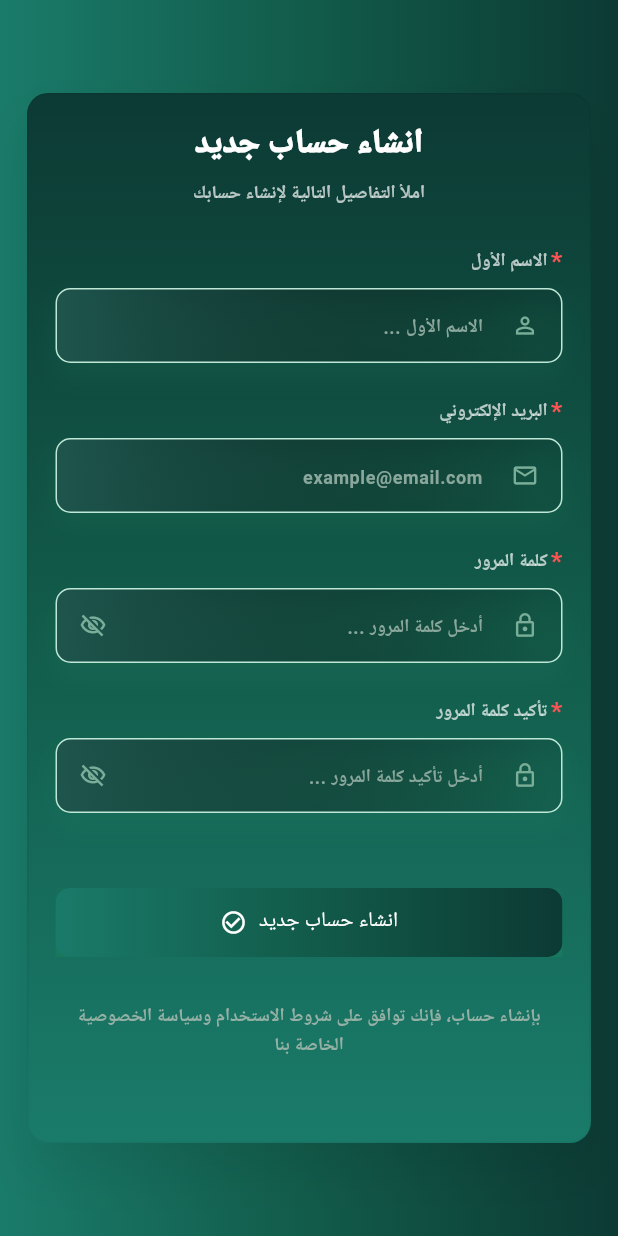
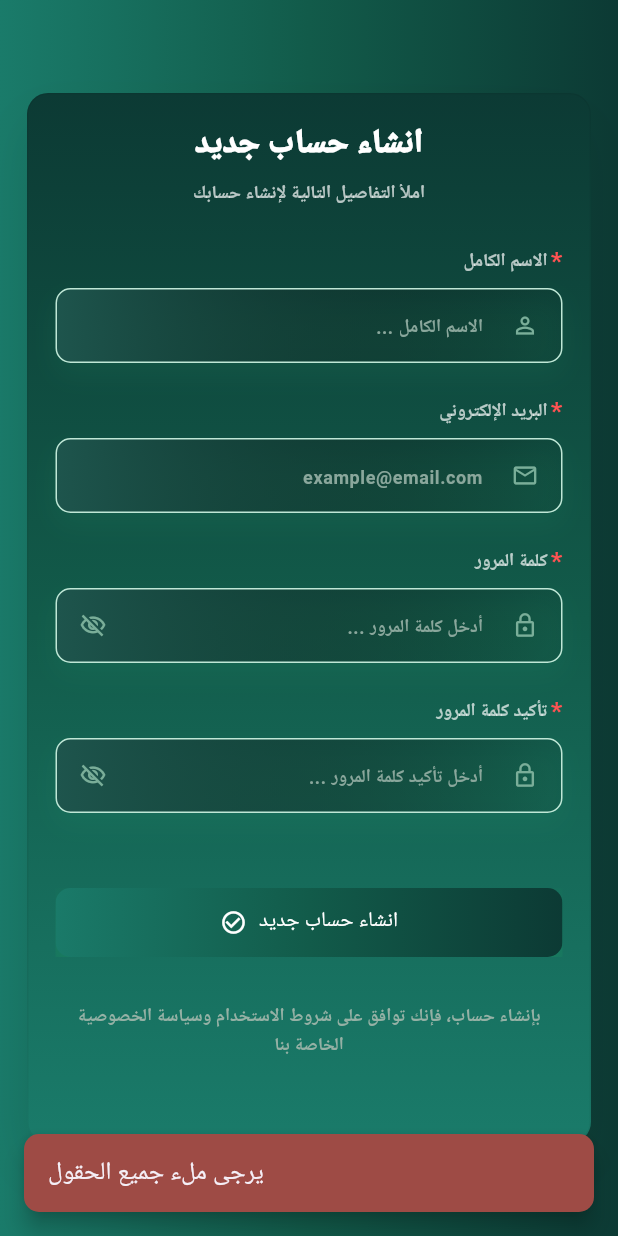
Before and after one commit to MSahyouni/meet-asr, a Flutter app: the CreateAccountScreen screen opened by its route, after a tap on "انشاء حساب جديد", on a phone screen of 412 x 824 dp. Run offline on Flutter 3.47's test engine with Material 3 defaults, Android fonts, the light colour scheme and no system bars; our stand-ins replace animated_splash_screen, audioplayers, file_picker, gap, go_router, open_file; missing offline and left inert: record, voice_note_kit.

Commit message:
update create_ account page changed first_name filed to full name

```diff
--- a/nabra/lib/screens/create_account.dart
+++ b/nabra/lib/screens/create_account.dart
@@ -15,7 +15,7 @@
 }
 
 class _CreateAccountScreenState extends State<CreateAccountScreen> {
-  final firstNameCtrl = TextEditingController();
+  final fullNameCtrl = TextEditingController();
 
   final emailCtrl = TextEditingController();
   final passCtrl = TextEditingController();
@@ -26,7 +26,7 @@
 
   @override
   void dispose() {
-    firstNameCtrl.dispose();
+    fullNameCtrl.dispose();
 
     emailCtrl.dispose();
     passCtrl.dispose();
@@ -83,11 +83,11 @@
 
                         const Gap(25),
                         AuthLabeledField(
-                          text: "الاسم الأول",
+                          text: "الاسم الكامل",
                           requiredStar: true,
                           child: AuthSoftTextField(
-                            controller: firstNameCtrl,
-                            hint: '... الاسم الأول',
+                            controller: fullNameCtrl,
+                            hint: '... الاسم الكامل',
                             prefix: Icons.person_outline,
                           ),
                         ),
@@ -150,7 +150,7 @@
                             onPressed: () {
                               AuthController.handleRegister(
                                 context: context,
-                                firstName: firstNameCtrl.text.trim(),
+                                fullName: fullNameCtrl.text.trim(),
                                 email: emailCtrl.text.trim(),
                                 password: passCtrl.text.trim(),
                                 confirmPassword: confirmCtrl.text.trim(),
```
